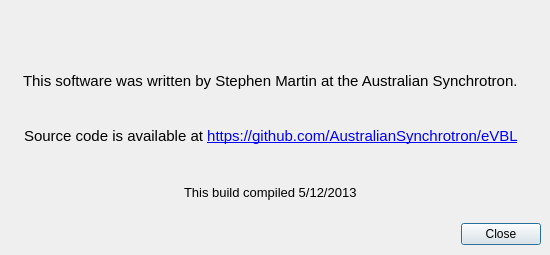
Before: the Qt Designer form src/about.ui in AustralianSynchrotron/eVBL, drawn with Qt 5.
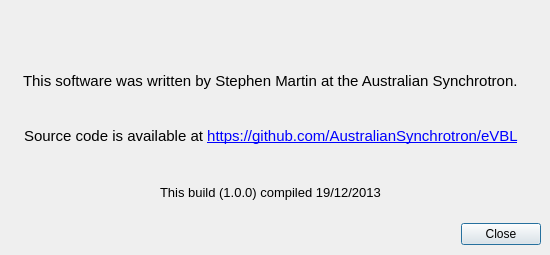
After: the same form once the commit is applied. Icons and pictures are not drawn.

```diff
--- a/src/about.ui
+++ b/src/about.ui
@@ -203,7 +203,7 @@
          </font>
         </property>
         <property name="text">
-         <string>This build compiled 5/12/2013</string>
+         <string>This build (1.0.0) compiled 19/12/2013</string>
         </property>
        </widget>
       </item>
```
Left out of the diff: 4 changed lines with no effect on the pictures.
